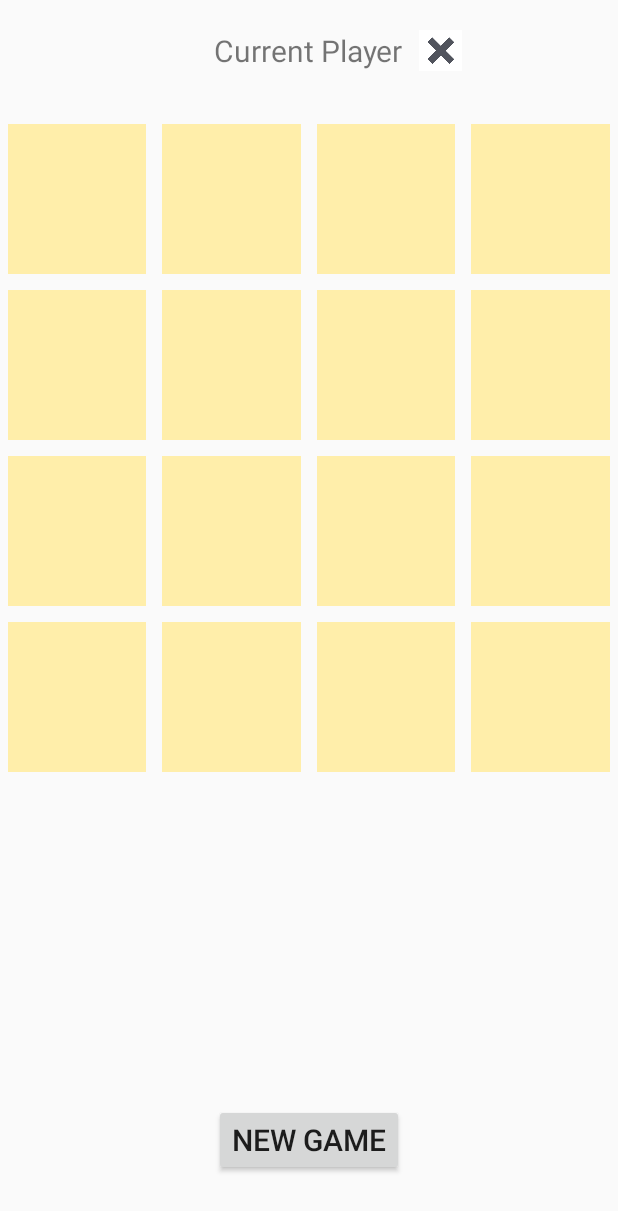
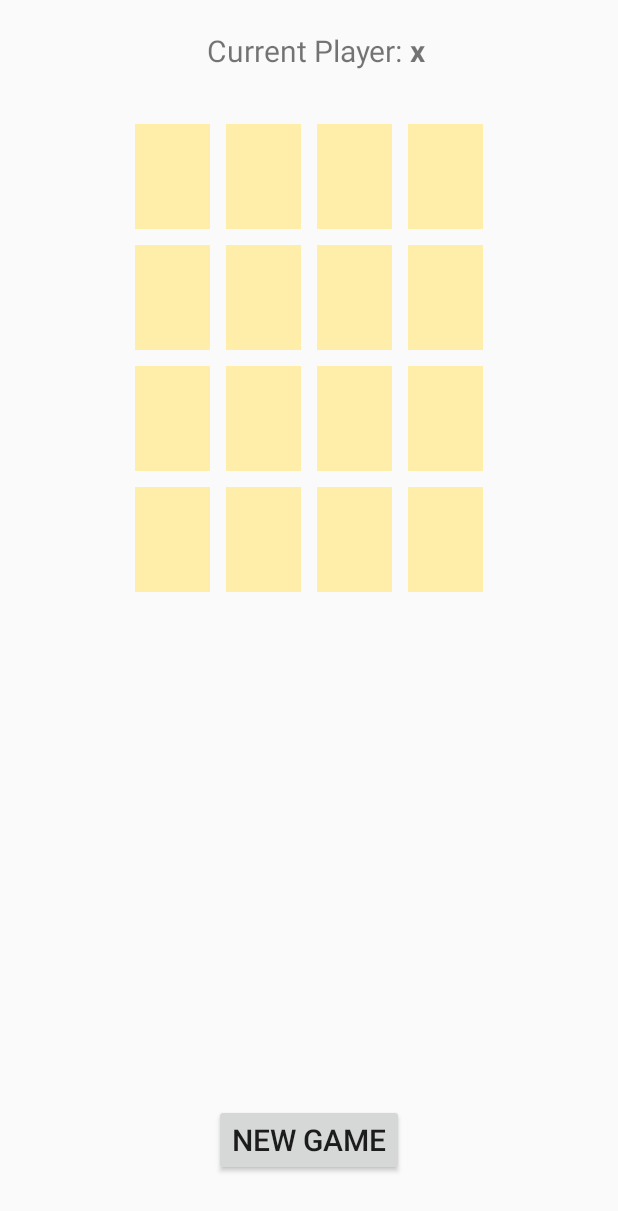
Before and after one commit to dlucci/TicTacToe, an Android app: the screen it shows after launch (MainActivity), on a phone screen of 412 x 824 dp. Shown: the top 1211 px of the screen. Run offline under Robolectric (Android 15) with nearby library versions, the phone set to English and light mode, and no system bars.

Commit message:
Changing tiles to be a TextView instead of an ImageView

```diff
--- a/app/src/main/java/com/dlucci/tictactoe/MainActivity.java
+++ b/app/src/main/java/com/dlucci/tictactoe/MainActivity.java
@@ -2,12 +2,17 @@ package com.dlucci.tictactoe;
 
 import android.app.Activity;
 import androidx.appcompat.app.AppCompatActivity;
+
+import android.content.Context;
 import android.os.Bundle;
 import androidx.recyclerview.widget.GridLayoutManager;
 import androidx.recyclerview.widget.RecyclerView;
+
+import android.preference.PreferenceManager;
 import android.view.View;
 import android.widget.Button;
 import android.widget.ImageView;
+import android.widget.TextView;
 
 public class MainActivity extends Activity implements MainView, View.OnClickListener {
 
@@ -15,7 +20,7 @@ public class MainActivity extends Activity implements MainView, View.OnClickList
 
     MainAdapter adapter;
 
-    ImageView currentTurn;
+    TextView currentTurn;
 
     Button newGame;
 
@@ -59,9 +64,9 @@ public class MainActivity extends Activity implements MainView, View.OnClickList
     }
 
     @Override
-    public void nextTurn(int first) {
-        currentTurn.setImageResource(first);
-        currentTurn.setTag(first);
+    public void nextTurn(char first) {
+        currentTurn.setText(Character.toString(first));
+        PreferenceManager.getDefaultSharedPreferences(this).edit().putString("currentTurn", Character.toString(first)).apply();
     }
 
     @Override
@@ -71,14 +76,14 @@ public class MainActivity extends Activity implements MainView, View.OnClickList
 
     @Override
     public void newGame() {
-        adapter.setValues();
+        adapter.setValues(this);
         adapter.notifyDataSetChanged();
         recyclerView.setAdapter(adapter);
         presenter.firstTurn();
     }
 
     @Override
-    public ImageView getCurrentImage() {
-        return currentTurn;
+    public Context getContext() {
+        return this;
     }
 }
--- a/app/src/main/java/com/dlucci/tictactoe/MainAdapter.java
+++ b/app/src/main/java/com/dlucci/tictactoe/MainAdapter.java
@@ -3,10 +3,12 @@ package com.dlucci.tictactoe;
 import android.app.AlertDialog;
 import android.content.Context;
 import android.content.DialogInterface;
+import android.preference.PreferenceManager;
+import android.view.LayoutInflater;
+import android.view.ViewGroup;
+
 import androidx.annotation.NonNull;
 import androidx.recyclerview.widget.RecyclerView;
-import android.view.LayoutInflater;
-import android.view.ViewGroup;
 
 class MainAdapter extends RecyclerView.Adapter<MainViewHolder> implements UpdateView {
 
@@ -24,7 +26,7 @@ class MainAdapter extends RecyclerView.Adapter<MainViewHolder> implements Update
 
     public MainAdapter(MainView mainView, MainPresenter presenter) {
 
-        setValues();
+        setValues(mainView.getContext());
 
         this.mainView = mainView;
 
@@ -35,7 +37,7 @@ class MainAdapter extends RecyclerView.Adapter<MainViewHolder> implements Update
     @Override
     public MainViewHolder onCreateViewHolder(@NonNull ViewGroup viewGroup, int i) {
 
-        return new MainViewHolder(LayoutInflater.from(viewGroup.getContext()).inflate(R.layout.main_row, viewGroup, false), this, mainView.getCurrentImage());
+        return new MainViewHolder(LayoutInflater.from(viewGroup.getContext()).inflate(R.layout.main_row, viewGroup, false), this);
     }
 
     @Override
@@ -49,15 +51,15 @@ class MainAdapter extends RecyclerView.Adapter<MainViewHolder> implements Update
     }
 
     @Override
-    public void updateItem(int position, int id, Context context) {
-        if(id == R.drawable.circle) {
+    public void updateItem(int position, char next, Context context) {
+        if(next == 'o') {
             values[position] = 'o';
             numOfO++;
-            mainView.nextTurn(R.drawable.ex);
+            mainView.nextTurn('x');
         }else {
             values[position] = 'x';
             numOfX++;
-            mainView.nextTurn(R.drawable.circle);
+            mainView.nextTurn('o');
         }
 
         if(presenter.solution(position, numOfO, numOfX, context, this, values)){
@@ -81,15 +83,16 @@ class MainAdapter extends RecyclerView.Adapter<MainViewHolder> implements Update
     }
 
 
-    public void setValues() {
+    public void setValues(Context context) {
 
-        values = new char[]{' ', ' ', ' ', ' ',
+        values = new char[]{
+                ' ', ' ', ' ', ' ',
                 ' ', ' ', ' ', ' ',
                 ' ', ' ', ' ', ' ',
                 ' ', ' ', ' ', ' '};
 
         numOfO = 0;
         numOfX = 0;
-
+        PreferenceManager.getDefaultSharedPreferences(context).edit().remove("currentTurn").apply();
     }
 }
--- a/app/src/main/java/com/dlucci/tictactoe/MainPresenter.java
+++ b/app/src/main/java/com/dlucci/tictactoe/MainPresenter.java
@@ -1,6 +1,7 @@
 package com.dlucci.tictactoe;
 
 import android.content.Context;
+
 import androidx.annotation.VisibleForTesting;
 
 class MainPresenter {
@@ -97,13 +98,13 @@ class MainPresenter {
 
         int seed = Double.valueOf(Math.random() * 10).intValue();
         if (seed % 2 == 0)
-            mainView.nextTurn(R.drawable.circle);
+            mainView.nextTurn('o');
         else
-            mainView.nextTurn(R.drawable.ex);
+            mainView.nextTurn('x');
     }
 
     private boolean checkIfThereIsATie(int numOfX, int numOfO) {
-        return (numOfX * numOfO) == (LENGTH * LENGTH);
+        return (numOfX == Math.ceil((LENGTH*LENGTH)/2)) && (numOfO == Math.ceil((LENGTH*LENGTH)/2));
     }
 
     public boolean checkIfEmpty(char value) {
@@ -205,4 +206,8 @@ class MainPresenter {
     public boolean isCorner(int x) {
         return isACorner(x);
     }
+
+    //4->8
+    //5->12
+    //6->18
 }
--- a/app/src/main/java/com/dlucci/tictactoe/MainView.java
+++ b/app/src/main/java/com/dlucci/tictactoe/MainView.java
@@ -1,12 +1,12 @@
 package com.dlucci.tictactoe;
 
-import android.widget.ImageView;
+import android.content.Context;
 
 interface MainView {
 
-    void nextTurn(int first);
+    void nextTurn(char first);
 
-    ImageView getCurrentImage();
+    Context getContext();
 
     void newGame();
 }
--- a/app/src/main/java/com/dlucci/tictactoe/MainViewHolder.java
+++ b/app/src/main/java/com/dlucci/tictactoe/MainViewHolder.java
@@ -2,33 +2,38 @@ package com.dlucci.tictactoe;
 
 import androidx.annotation.NonNull;
 import androidx.recyclerview.widget.RecyclerView;
+
+import android.content.SharedPreferences;
+import android.preference.PreferenceManager;
 import android.view.View;
 import android.widget.ImageView;
+import android.widget.TextView;
 
 class MainViewHolder extends RecyclerView.ViewHolder implements View.OnClickListener {
 
-    public ImageView imageView;
+    public TextView cell;
     public UpdateView updateView;
-    public ImageView currentTurn;
 
-    public MainViewHolder(@NonNull View itemView, UpdateView updateView, ImageView currentTurn) {
+    public MainViewHolder(@NonNull View itemView, UpdateView updateView) {
         super(itemView);
 
-        imageView = itemView.findViewById(R.id.image);
+        cell = itemView.findViewById(R.id.image);
         this.updateView = updateView;
         this.itemView.setOnClickListener(this);
-
-        this.currentTurn = currentTurn;
     }
 
     @Override
     public void onClick(View view) {
-        if(currentTurn.getTag().equals(R.drawable.circle)) {
-            imageView.setImageResource(R.drawable.circle);
-            updateView.updateItem(getAdapterPosition(), R.drawable.circle, view.getContext());
+        SharedPreferences preferences = PreferenceManager.getDefaultSharedPreferences(view.getContext());
+        char currentTurn = preferences.getString("currentTurn", " ").charAt(0);
+        if(currentTurn == 'o') {
+            cell.setText(Character.toString('o'));
+            preferences.edit().putString("currentTurn", "x").apply();
+            updateView.updateItem(getAdapterPosition(), 'o', view.getContext());
         } else {
-            imageView.setImageResource(R.drawable.ex);
-            updateView.updateItem(getAdapterPosition(), R.drawable.ex, view.getContext());
+            cell.setText(Character.toString('x'));
+            preferences.edit().putString("currentTurn", "o").apply();
+            updateView.updateItem(getAdapterPosition(), 'x', view.getContext());
         }
 
         itemView.setOnClickListener(null);
--- a/app/src/main/java/com/dlucci/tictactoe/UpdateView.java
+++ b/app/src/main/java/com/dlucci/tictactoe/UpdateView.java
@@ -4,5 +4,5 @@ import android.content.Context;
 
 interface UpdateView {
 
-    void updateItem(int position, int id, Context context);
+    void updateItem(int position, char next, Context context);
 }
--- a/app/src/main/res/layout/activity_main.xml
+++ b/app/src/main/res/layout/activity_main.xml
@@ -6,7 +6,7 @@
 
     <TextView
         android:id="@+id/current"
-        android:text="Current Player"
+        android:text="Current Player: "
         android:textSize="20dp"
         android:layout_marginTop="20dp"
         android:layout_alignParentTop="true"
@@ -14,12 +14,16 @@
         android:layout_width="wrap_content"
         android:layout_height="wrap_content" />
 
-    <ImageView
+    <TextView
         android:id="@+id/currentTurn"
-        android:layout_width="50dp"
+        android:layout_width="wrap_content"
+        android:layout_height="wrap_content"
         android:layout_marginTop="20dp"
-        android:layout_height="100dp"
+        android:textStyle="bold"
+        android:textSize="20dp"
+        android:text="B"
         android:layout_above="@id/recycler"
+
         android:layout_toEndOf="@id/current"/>
 
     <androidx.recyclerview.widget.RecyclerView
--- a/app/src/main/res/layout/main_row.xml
+++ b/app/src/main/res/layout/main_row.xml
@@ -4,11 +4,13 @@
     android:padding="5dp"
     android:layout_height="wrap_content">
 
-    <ImageView
+    <TextView
         android:id="@+id/image"
         android:background="#fea"
-        android:layout_width="100dp"
-        android:layout_height="100dp"
-        android:scaleType="fitXY"/>
+        android:textSize="50dp"
+        android:textStyle="bold"
+        android:gravity="center"
+        android:layout_width="50dp"
+        android:layout_height="70dp" />
 
 </LinearLayout>
```
Also changed, not shown: 1 other file.
